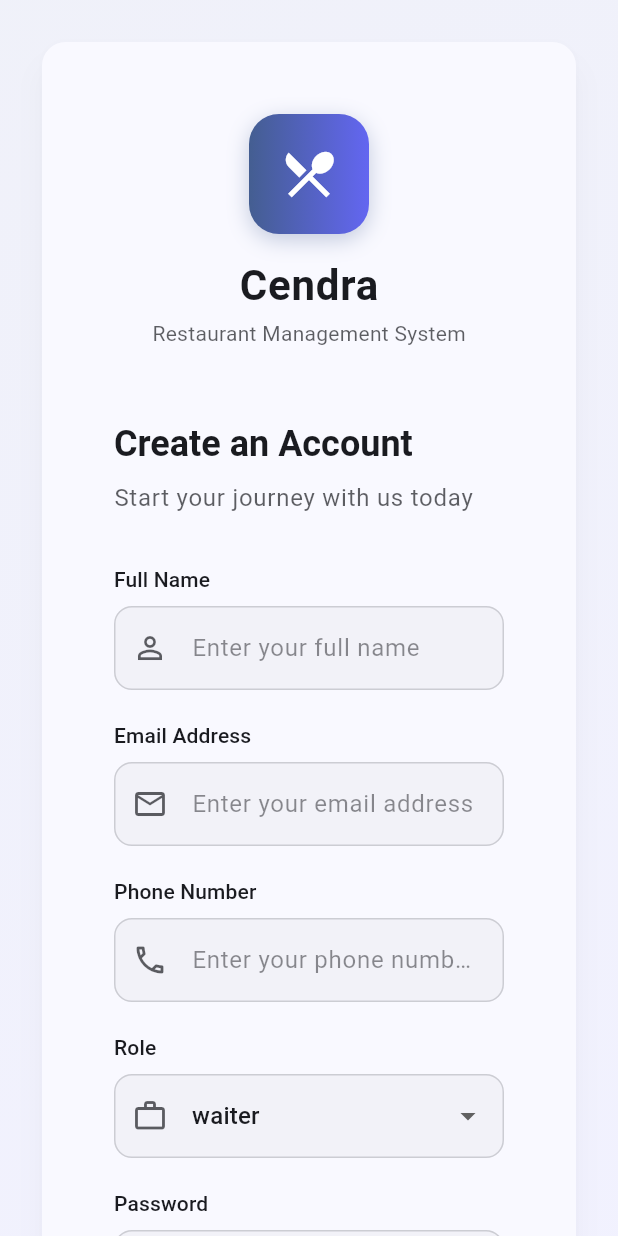
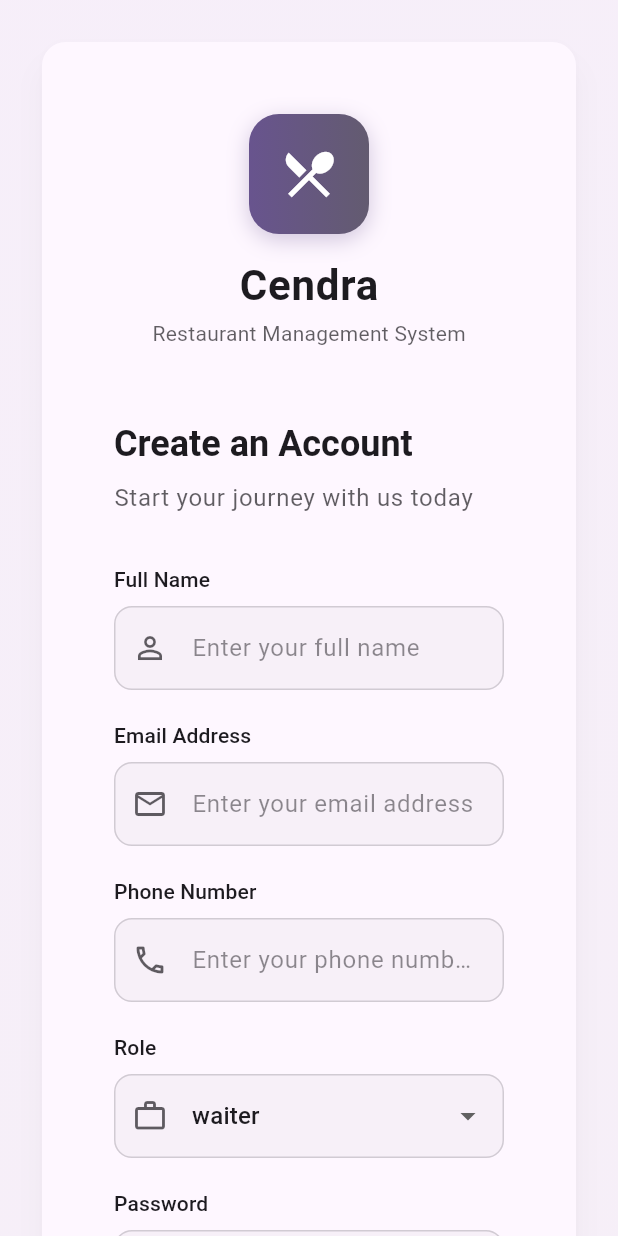
Before and after one commit to cendra-softwares/billing-software, a Flutter app: the screen it shows after launch, after a tap on "Sign Up", on a phone screen of 412 x 824 dp. Run offline on Flutter 3.47's test engine with Material 3 defaults, Android fonts, the phone set to English and light mode, and no system bars; our stand-ins replace file_picker, flutter_colorpicker, flutter_dotenv, flutter_riverpod, palette_generator, supabase_flutter; missing offline and left inert: fuzzywuzzy; accounts and stored records are empty.

Commit message:
Fix: Fixed some minor issues

```diff
--- a/lib/features/auth/presentation/providers/auth_providers.dart
+++ b/lib/features/auth/presentation/providers/auth_providers.dart
@@ -3,7 +3,7 @@ import 'package:supabase_flutter/supabase_flutter.dart';
 import '../../data/auth_repository.dart';
 
 final authRepositoryProvider = Provider<AuthRepository>((ref) {
-  return AuthRepository(ref);
+  return AuthRepository();
 });
 
 final authStateProvider = StreamProvider<AuthState>((ref) {
--- a/lib/features/auth/presentation/providers/theme_provider.dart
+++ b/lib/features/auth/presentation/providers/theme_provider.dart
@@ -1,5 +1,6 @@
 import 'package:flutter/material.dart';
 import 'package:flutter_riverpod/flutter_riverpod.dart';
+import 'package:seo_biling/features/auth/presentation/providers/auth_providers.dart';
 import 'package:seo_biling/features/auth/presentation/providers/dashboard_providers.dart';
 
 // Helper function to convert hex string to Color
@@ -8,7 +9,17 @@ Color hexToColor(String hexString) {
   return Color(int.parse('FF$hexCode', radix: 16));
 }
 
-final themeProvider = Provider<ThemeData>((ref) {
+final themeProvider = Provider.autoDispose<ThemeData>((ref) {
+  final authState = ref.watch(authStateProvider);
+  final isLoggedIn = authState.value?.session?.user != null;
+
+  if (!isLoggedIn) {
+    return ThemeData(
+      colorScheme: ColorScheme.fromSeed(seedColor: Colors.deepPurple),
+      useMaterial3: true,
+    );
+  }
+
   final config = ref.watch(restaurantConfigProvider);
 
   return config.when(
--- a/lib/features/home/presentation/pages/home_page.dart
+++ b/lib/features/home/presentation/pages/home_page.dart
@@ -1,6 +1,7 @@
 import 'package:flutter/material.dart';
 import 'package:flutter_riverpod/flutter_riverpod.dart';
 import 'package:seo_biling/features/auth/presentation/providers/auth_providers.dart';
+import 'package:seo_biling/features/auth/presentation/providers/dashboard_providers.dart';
 
 class HomePage extends ConsumerWidget {
   const HomePage({super.key});
@@ -18,6 +19,9 @@ class HomePage extends ConsumerWidget {
                   'You have been successfully logged out from Cendra.';
               // Perform the logout
               await ref.read(authRepositoryProvider).signOut();
+              ref.invalidate(restaurantProvider);
+              ref.invalidate(restaurantConfigProvider);
+              ref.invalidate(isRestaurantOwnerProvider);
             },
             icon: const Icon(Icons.logout),
           ),
```
Also changed, not shown: lib/features/auth/data/auth_repository.dart (+0 -9 lines), lib/features/auth/presentation/pages/owner_dashboard_page.dart (+2 -8 lines).
